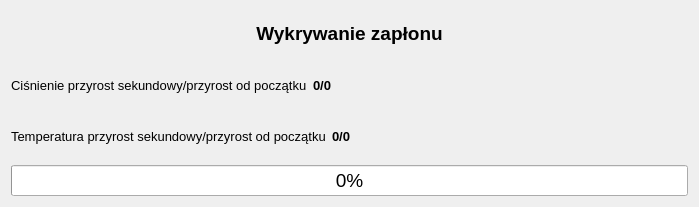
First picture: the form in app/oczekiwanienazaplon.ui, repository wiacekmarcin/StanowiskoChemiczne, before the edit.
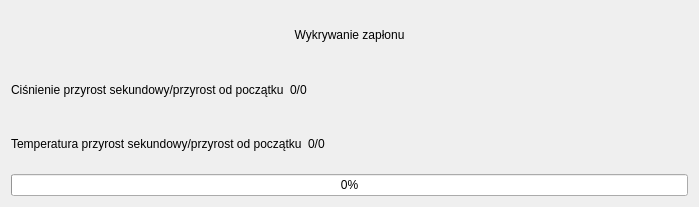
Second picture: the form after the edit.

Patch:
```diff
--- a/app/oczekiwanienazaplon.ui
+++ b/app/oczekiwanienazaplon.ui
@@ -13,11 +13,6 @@
     <height>207</height>
    </rect>
   </property>
-  <property name="font">
-   <font>
-    <pointsize>14</pointsize>
-   </font>
-  </property>
   <property name="contextMenuPolicy">
    <enum>Qt::NoContextMenu</enum>
   </property>
@@ -33,12 +28,6 @@
   <layout class="QVBoxLayout" name="verticalLayout">
    <item>
     <widget class="QLabel" name="label">
-     <property name="font">
-      <font>
-       <pointsize>14</pointsize>
-       <bold>true</bold>
-      </font>
-     </property>
      <property name="text">
       <string>Wykrywanie zapłonu</string>
      </property>
@@ -51,11 +40,6 @@
     <layout class="QHBoxLayout" name="horizontalLayout">
      <item>
       <widget class="QLabel" name="lcisninienie">
-       <property name="font">
-        <font>
-         <pointsize>10</pointsize>
-        </font>
-       </property>
        <property name="text">
         <string>Ciśnienie przyrost sekundowy/przyrost od początku</string>
        </property>
@@ -63,12 +47,6 @@
      </item>
      <item>
       <widget class="QLabel" name="cisnienie">
-       <property name="font">
-        <font>
-         <pointsize>10</pointsize>
-         <bold>true</bold>
-        </font>
-       </property>
        <property name="text">
         <string>0/0</string>
        </property>
@@ -93,11 +71,6 @@
     <layout class="QHBoxLayout" name="horizontalLayout_2">
      <item>
       <widget class="QLabel" name="ltemp">
-       <property name="font">
-        <font>
-         <pointsize>10</pointsize>
-        </font>
-       </property>
        <property name="text">
         <string>Temperatura przyrost sekundowy/przyrost od początku</string>
        </property>
@@ -105,12 +78,6 @@
      </item>
      <item>
       <widget class="QLabel" name="temperatura">
-       <property name="font">
-        <font>
-         <pointsize>10</pointsize>
-         <bold>true</bold>
-        </font>
-       </property>
        <property name="text">
         <string>0/0</string>
        </property>
```
